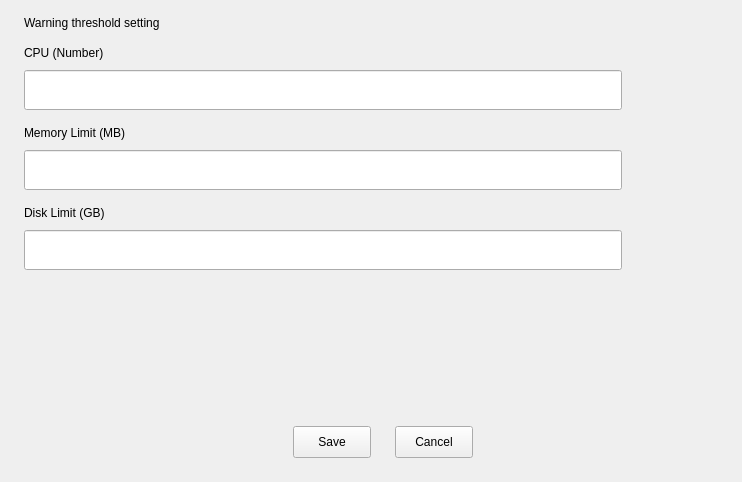
Old version of the form src/pages/node/config/node-config-page.ui in the repository openeuler-mirror/ks-scmc-gui.
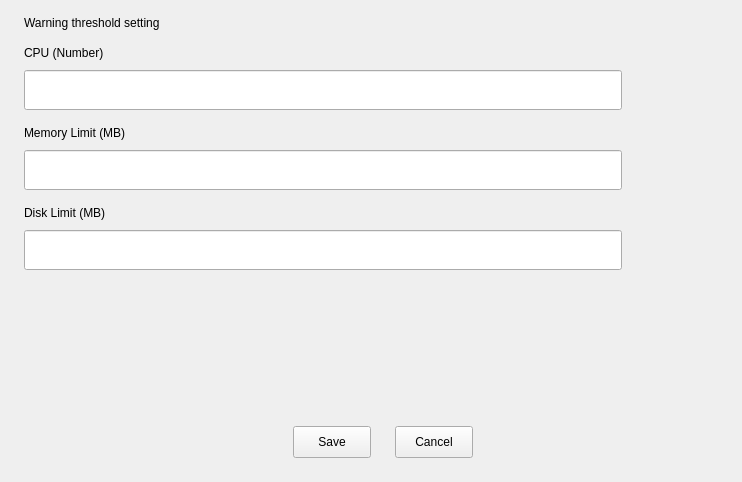
New version of the form.

Commit message:
fix(node-config):filter "," when user input,change the QDoubleValidator to QIntValidator - 当用户输入时过滤逗号。修改浮点限制为整数限制
Fixes #66993

Diff of the .ui file:
```diff
--- a/src/pages/node/config/node-config-page.ui
+++ b/src/pages/node/config/node-config-page.ui
@@ -104,7 +104,7 @@
      <item>
       <widget class="QLabel" name="label_4">
        <property name="text">
-        <string>Disk Limit (GB)</string>
+        <string>Disk Limit (MB)</string>
        </property>
       </widget>
      </item>
```
The commit also changes 2 other files.
